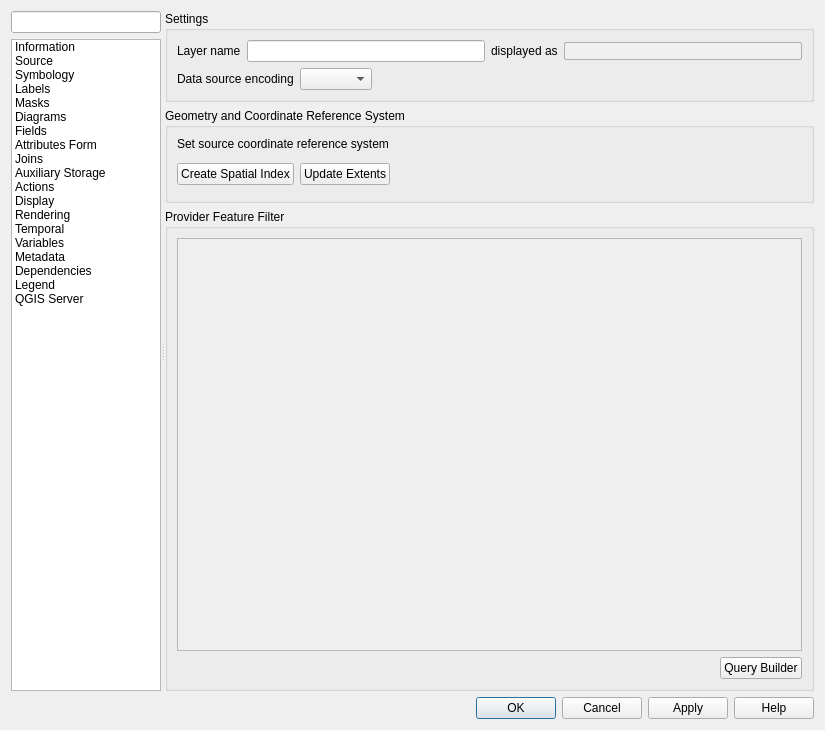
Above: src/ui/qgsvectorlayerpropertiesbase.ui from qgis/QGIS before the change. Below: the same form after it.
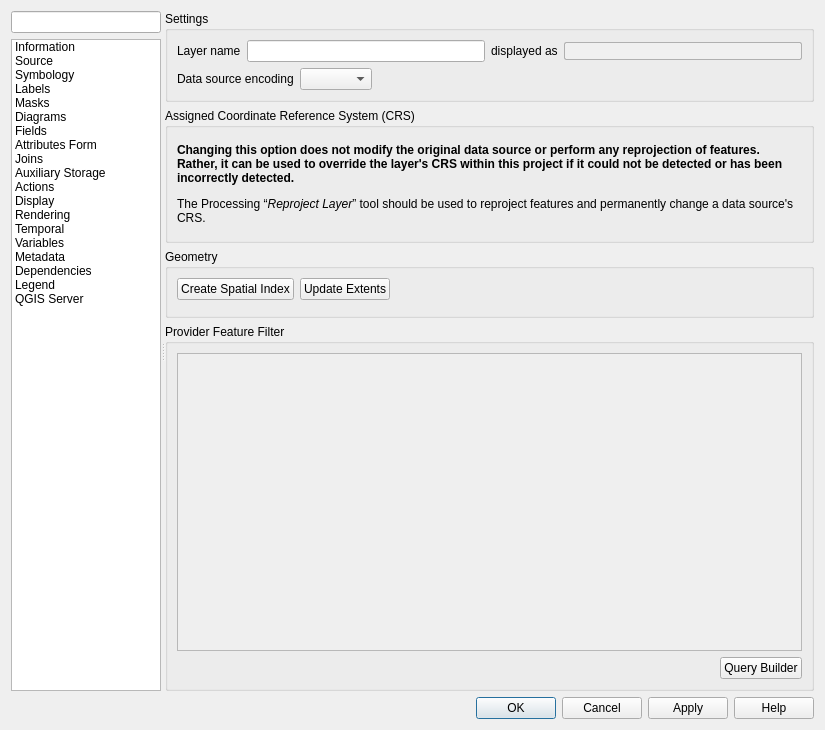
That is the form after the change. The open tabs and pages were chosen to show the change. Icons and pictures are not drawn. Custom widgets are drawn as their Qt base class.

Commit message:
Update strings and UI regarding layer CRS override setting
Make it much clearer that this setting does NOT reproject a layer

Fixes #32101

Patch:
```diff
--- a/src/ui/qgsvectorlayerpropertiesbase.ui
+++ b/src/ui/qgsvectorlayerpropertiesbase.ui
@@ -561,7 +561,7 @@
                   <enum>Qt::StrongFocus</enum>
                  </property>
                  <property name="title">
-                  <string>Geometry and Coordinate Reference System</string>
+                  <string>Assigned Coordinate Reference System (CRS)</string>
                  </property>
                  <property name="checkable">
                   <bool>false</bool>
@@ -573,13 +573,6 @@
                   <property name="spacing">
                    <number>6</number>
                   </property>
-                  <item>
-                   <widget class="QLabel" name="label_5">
-                    <property name="text">
-                     <string>Set source coordinate reference system</string>
-                    </property>
-                   </widget>
-                  </item>
                   <item>
                    <widget class="QgsProjectionSelectionWidget" name="mCrsSelector" native="true">
                     <property name="focusPolicy">
@@ -588,7 +581,48 @@
                    </widget>
                   </item>
                   <item>
-                   <layout class="QHBoxLayout" name="horizontalLayout_10">
+                   <widget class="QLabel" name="label_7">
+                    <property name="text">
+                     <string>&lt;html&gt;&lt;head/&gt;&lt;body&gt;&lt;p&gt;&lt;span style=&quot; font-weight:600;&quot;&gt;Changing this option does not modify the original data source or perform any reprojection of features. Rather, it can be used to override the layer's CRS within this project if it could not be detected or has been incorrectly detected.&lt;/span&gt;&lt;/p&gt;&lt;p&gt;The Processing “&lt;span style=&quot; font-style:italic;&quot;&gt;Reproject Layer&lt;/span&gt;” tool should be used to reproject features and permanently change a data source's CRS.&lt;/p&gt;&lt;/body&gt;&lt;/html&gt;</string>
+                    </property>
+                    <property name="textFormat">
+                     <enum>Qt::RichText</enum>
+                    </property>
+                    <property name="wordWrap">
+                     <bool>true</bool>
+                    </property>
+                   </widget>
+                  </item>
+                  <item>
+                   <widget class="Line" name="line_2">
+                    <property name="orientation">
+                     <enum>Qt::Vertical</enum>
+                    </property>
+                   </widget>
+                  </item>
+                 </layout>
+                </widget>
+               </item>
+               <item>
+                <widget class="QgsCollapsibleGroupBox" name="mGeomGroupBox">
+                 <property name="focusPolicy">
+                  <enum>Qt::StrongFocus</enum>
+                 </property>
+                 <property name="title">
+                  <string>Geometry </string>
+                 </property>
+                 <property name="checkable">
+                  <bool>false</bool>
+                 </property>
+                 <property name="syncGroup" stdset="0">
+                  <string notr="true">vectorgeneral</string>
+                 </property>
+                 <layout class="QVBoxLayout" name="verticalLayout_31">
+                  <property name="spacing">
+                   <number>6</number>
+                  </property>
+                  <item>
+                   <layout class="QHBoxLayout" name="horizontalLayout_11">
                     <item>
                      <widget class="QPushButton" name="pbnIndex">
                       <property name="text">
@@ -604,7 +638,7 @@
                      </widget>
                     </item>
                     <item>
-                     <spacer name="horizontalSpacer_6">
+                     <spacer name="horizontalSpacer_10">
                       <property name="orientation">
                        <enum>Qt::Horizontal</enum>
                       </property>
```
Left out of the diff: 4 changed lines with no effect on the pictures. The commit also changes 3 other files.
